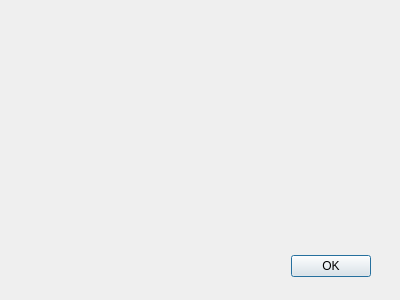
Above: ScottTanner-411-group-project-6bc7b8fa6bbe/BestBoxStackingConsole/BestBoxStackingConsole/AboutDialog.ui from ScottTanner/411-Group-Project before the change. Below: the same form after it.
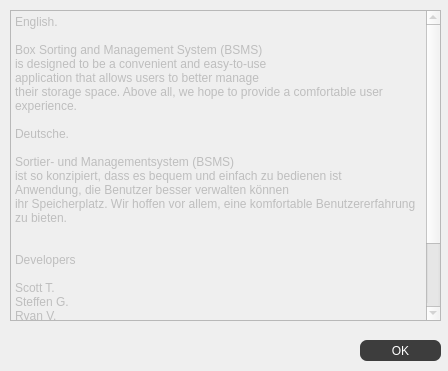
That is the form after the change. Icons and pictures are not drawn.

Commit message: Added english and german (google trans)  styled everything.

The edit to the form file:
```diff
--- a/ScottTanner-411-group-project-6bc7b8fa6bbe/BestBoxStackingConsole/BestBoxStackingConsole/AboutDialog.ui
+++ b/ScottTanner-411-group-project-6bc7b8fa6bbe/BestBoxStackingConsole/BestBoxStackingConsole/AboutDialog.ui
@@ -6,8 +6,8 @@
    <rect>
     <x>0</x>
     <y>0</y>
-    <width>400</width>
-    <height>300</height>
+    <width>448</width>
+    <height>371</height>
    </rect>
   </property>
   <property name="windowTitle">
@@ -18,52 +18,182 @@
     <normalon>Untitled-4.ico</normalon>
    </iconset>
   </property>
-  <widget class="QWidget" name="layoutWidget">
+  <property name="styleSheet">
+   <string notr="true">QDialog{
+
+}
+
+QMenuBar{
+background-color:#1d1d1d;
+padding:5px;
+	font: 12pt &quot;MS Shell Dlg 2&quot;;
+}
+
+QMenuBar::item{
+background-color:#1d1d1d;
+color:#fff;
+padding:5px;
+
+}
+
+QMenu{
+color:#fff;
+padding:0;
+}
+
+QMenu::item:selected{
+color:#fff;
+background-color:#00aba9;
+}
+
+QTableWidget{
+background-color:#3d3d3d;
+color:#fff;
+  selection-background-color: #da532c;
+border:solid;
+border-width:3px;
+border-color:#da532c;
+}
+QHeaderView::section{
+background-color:qlineargradient(spread:pad, x1:0, y1:0, x2:1, y2:0, stop:0 rgba(20, 158, 217, 255), stop:1 rgba(36, 158, 217, 255));
+border:none;
+border-top-style:solid;
+border-width:1px;
+border-top-color:qlineargradient(spread:pad, x1:0, y1:0, x2:1, y2:0, stop:0 rgba(20, 158, 217, 255), stop:1 rgba(36, 158, 217, 255));
+color:#fff;
+
+}
+QHeaderView{
+background-color:qlineargradient(spread:pad, x1:0, y1:0, x2:1, y2:0, stop:0 rgba(20, 158, 217, 255), stop:1 rgba(36, 158, 217, 255));
+
+border:none;
+border-top-style:solid;
+border-width:1px;
+border-top-color:#149ED9;
+color:#fff;
+	font: 75 12pt &quot;Calibri&quot;;
+}
+
+QTableCornerButton::section{
+border:none;
+background-color:#149ED9;
+}
+
+QListWidget{
+background-color:#3d3d3d;
+color:#fff;
+}
+
+QMenu{
+background-color:#3d3d3d;
+}
+QStatusBar{
+background-color:#7e3878;
+color:#fff;
+}
+QComboBox
+{
+border-style:solid;
+
+background-color:#3d3d3d;
+color:#fff;
+border-radius:7px;
+}
+QPushButton{
+border-style:solid;
+
+background-color:#3d3d3d;
+color:#fff;
+border-radius:7px;
+}
+QPushButton:hover{
+color:#ccc;
+	background-color: qlineargradient(spread:pad, x1:0.517, y1:0, x2:0.517, y2:1, stop:0 rgba(45, 45, 45, 255), stop:0.505682 rgba(45, 45, 45, 255), stop:1 rgba(29, 29, 29, 255));
+	border-color:#2d89ef;
+border-width:2px;
+}
+
+QPushButton:pressed{
+background-color: qlineargradient(spread:pad, x1:0.517, y1:0, x2:0.517, y2:1, stop:0 rgba(29, 29, 29, 255), stop:0.505682 rgba(45, 45, 45, 255), stop:1 rgba(29, 29, 29, 255));
+}
+
+
+QTabWidget::tab{
+background-color:#3d3d3d;
+}
+
+QLineEdit{
+border-radius:0;
+}
+
+QProgressBar{
+border-radius:0;
+text-align:center;
+color:#fff;
+background-color:transparent;
+border: 2px solid #e3a21a;
+border-radius:7px;
+	font: 75 12pt &quot;Open Sans&quot;;
+
+}
+
+QProgressBar::chunk{
+background-color:#2d89ef;
+width:20px;
+}</string>
+  </property>
+  <widget class="QPlainTextEdit" name="plainTextEdit">
+   <property name="enabled">
+    <bool>false</bool>
+   </property>
    <property name="geometry">
     <rect>
-     <x>20</x>
-     <y>250</y>
-     <width>351</width>
-     <height>33</height>
+     <x>10</x>
+     <y>10</y>
+     <width>431</width>
+     <height>311</height>
     </rect>
    </property>
-   <layout class="QHBoxLayout">
-    <property name="spacing">
-     <number>6</number>
-    </property>
-    <property name="leftMargin">
-     <number>0</number>
-    </property>
-    <property name="topMargin">
-     <number>0</number>
-    </property>
-    <property name="rightMargin">
-     <number>0</number>
-    </property>
-    <property name="bottomMargin">
-     <number>0</number>
-    </property>
-    <item>
-     <spacer>
-      <property name="orientation">
-       <enum>Qt::Horizontal</enum>
-      </property>
-      <property name="sizeHint" stdset="0">
-       <size>
-        <width>131</width>
-        <height>31</height>
-       </size>
-      </property>
-     </spacer>
-    </item>
-    <item>
-     <widget class="QPushButton" name="okButton">
-      <property name="text">
-       <string>OK</string>
-      </property>
-     </widget>
-    </item>
-   </layout>
+   <property name="plainText">
+    <string>English.
+
+Box Sorting and Management System (BSMS) 
+is designed to be a convenient and easy-to-use 
+application that allows users to better manage 
+their storage space. Above all, we hope to provide a comfortable user experience. 
+
+Deutsche.
+
+Sortier- und Managementsystem (BSMS)
+ist so konzipiert, dass es bequem und einfach zu bedienen ist
+Anwendung, die Benutzer besser verwalten können
+ihr Speicherplatz. Wir hoffen vor allem, eine komfortable Benutzererfahrung zu bieten.
+
+
+Developers
+
+Scott T.
+Steffen G.
+Ryan V.
+Justin J.
+Jon S.
+ 
+
+</string>
+   </property>
+  </widget>
+  <widget class="QPushButton" name="okButton">
+   <property name="geometry">
+    <rect>
+     <x>360</x>
+     <y>340</y>
+     <width>81</width>
+     <height>21</height>
+    </rect>
+   </property>
+   <property name="text">
+    <string>OK</string>
+   </property>
   </widget>
  </widget>
  <resources/>
```
The commit also changes 8 other files.
